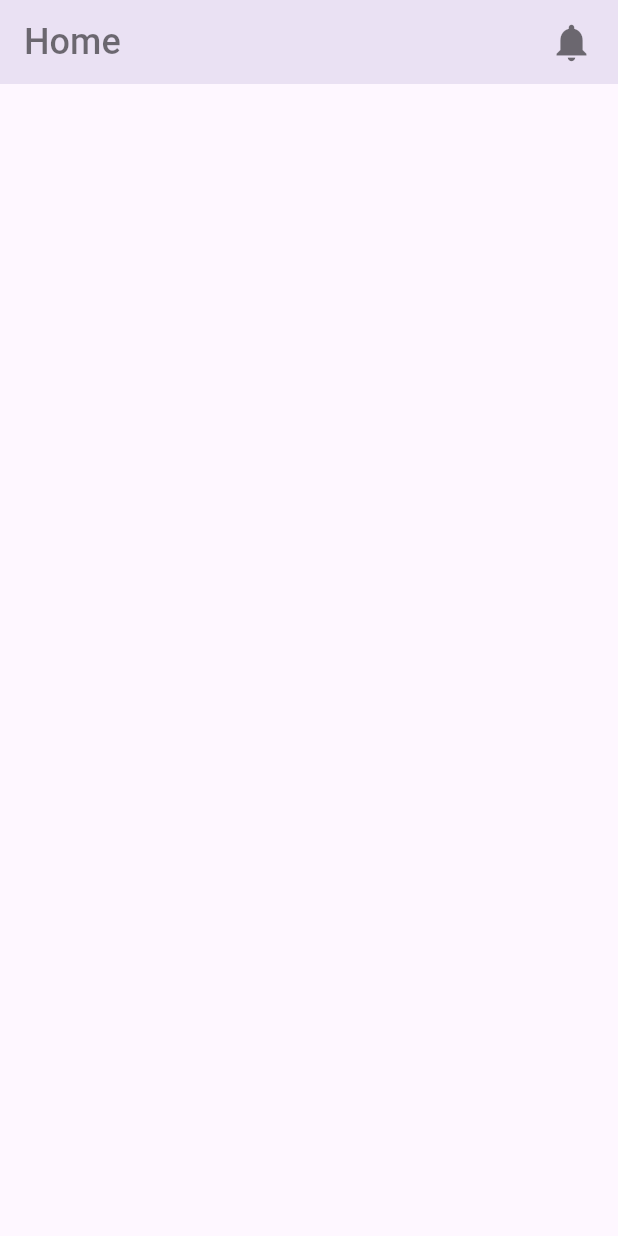
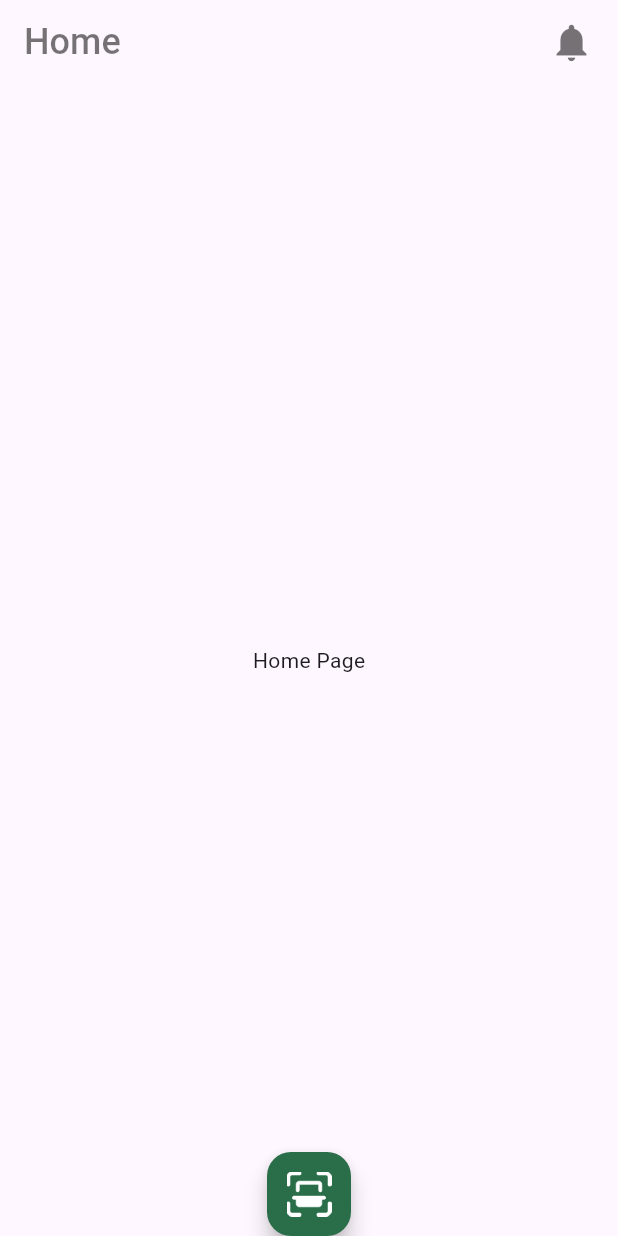
Before and after one commit to SathiaPang/plant_app, a Flutter app: the RootPage screen opened directly, on a phone screen of 412 x 824 dp. Run offline on Flutter 3.47's test engine with Material 3 defaults, Android fonts, the phone set to English and light mode, and no system bars; our stand-ins replace animated_bottom_navigation_bar, page_transition.

Commit message:
Update on root page

```diff
--- a/lib/main.dart
+++ b/lib/main.dart
@@ -1,6 +1,7 @@
 import 'package:flutter/material.dart';
 import 'package:plant_app/constants.dart';
 import 'package:plant_app/ui/onboard.dart';
+import 'package:plant_app/ui/root_page.dart';
 
 void main() {
   runApp(const Myapp());
--- a/lib/ui/root_page.dart
+++ b/lib/ui/root_page.dart
@@ -1,9 +1,13 @@
+import 'package:animated_bottom_navigation_bar/animated_bottom_navigation_bar.dart';
 import 'package:flutter/material.dart';
+import 'package:page_transition/page_transition.dart';
 import 'package:plant_app/constants.dart';
+import 'package:plant_app/ui/login.dart';
 import 'package:plant_app/ui/screens/cart_page.dart';
 import 'package:plant_app/ui/screens/favorite_page.dart';
 import 'package:plant_app/ui/screens/home_page.dart';
 import 'package:plant_app/ui/screens/profile_page.dart';
+import 'package:plant_app/ui/screens/scan_page.dart';
 
 class RootPage extends StatefulWidget {
   const RootPage({super.key});
@@ -58,8 +62,31 @@ class _RootPageState extends State<RootPage> {
           ],
         ),
         backgroundColor: Theme.of(context).scaffoldBackgroundColor,
-        elevation: 10.0,
+        elevation: 0.0,
       ),
+      body: IndexedStack(index: _bottomNavIndex, children: pages),
+      floatingActionButton: FloatingActionButton(
+        onPressed: () {
+          //you wonder why you can turn back, even you don't write it, that is because you use navigator push
+          Navigator.push(
+            context,
+            PageTransition(
+                child: const ScanPage(), type: PageTransitionType.bottomToTop),
+          );
+        },
+        child: Image.asset(
+          'assets/images/code-scan-two.png',
+          height: 30.0,
+        ),
+        backgroundColor: Constants.primaryColor,
+      ),
+      floatingActionButtonLocation: FloatingActionButtonLocation.centerDocked,
+      // bottomNavigationBar: AnimatedBottomNavigationBar(
+      //   splashColor: Constants.primaryColor,
+      //   activeColor: Constants.primaryColor,
+      //   inactiveColor: Colors.black.withOpacity(0.5),
+      //   i
+      // ),
     );
   }
 }
```
Also changed, not shown: lib/ui/screens/scan_page.dart (added, +19 -0 lines).
